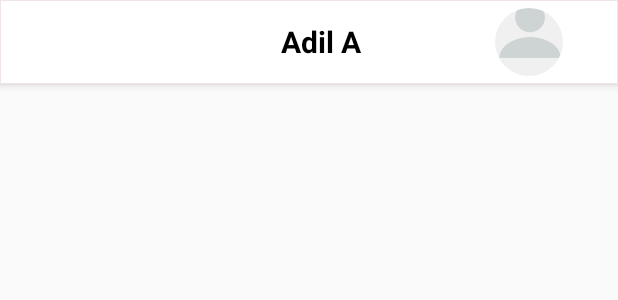
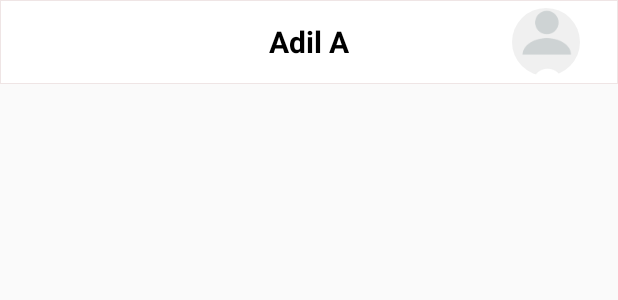
Before and after one commit to Adil1999/BistroChat, an Android app: the layout activity_message.xml on its own in the app's theme, with its tools: preview values and no code run, on a phone screen of 412 x 824 dp. Shown: the top 300 px of the screen. Run offline under Robolectric (Android 15) with nearby library versions, the phone set to English and light mode, and no system bars.

Commit message:
Show user

```diff
--- a/app/src/main/java/com/adil/i170127/MessageActivity.java
+++ b/app/src/main/java/com/adil/i170127/MessageActivity.java
@@ -39,6 +39,7 @@ public class MessageActivity extends AppCompatActivity {
         toolbar = findViewById(R.id.appBar);
         setSupportActionBar(toolbar);
 
+        toolbar.setContentInsetsAbsolute(0,0);
         toolbar.setNavigationIcon(R.drawable.ic_baseline_arrow_back_24);
         toolbar.setNavigationOnClickListener(new View.OnClickListener() {
             @Override
@@ -46,6 +47,7 @@ public class MessageActivity extends AppCompatActivity {
                 finish();
             }
         });
+
 
         profile_pic = findViewById(R.id.userimg);
         username = findViewById(R.id.username);
@@ -68,7 +70,7 @@ public class MessageActivity extends AppCompatActivity {
                         user = ds2.getValue(User.class);
                         if (user_id.equals(user.getId()) == true){
                             username.setText(user.getFname()+ " " + user.getLname());
-                            Picasso.get().load(user.getImgUri()).fit().centerCrop().into(profile_pic);
+                            Picasso.get().load(user.getImgUri()).fit().into(profile_pic);
                             break;
                         }
                     }
--- a/app/src/main/res/layout/activity_message.xml
+++ b/app/src/main/res/layout/activity_message.xml
@@ -6,46 +6,41 @@
     android:layout_height="match_parent"
     tools:context=".MessageActivity">
 
+    <RelativeLayout
+        android:layout_width="match_parent"
+        android:layout_height="?attr/actionBarSize">
+
         <androidx.appcompat.widget.Toolbar
             android:layout_width="match_parent"
             android:layout_height="?attr/actionBarSize"
             android:background="@drawable/toolbar_background"
-        android:elevation="4dp"
-        android:layout_gravity="center_vertical"
             android:fitsSystemWindows="true"
             android:id="@+id/appBar"
-        android:theme="@style/ThemeOverlay.AppCompat.Dark">
-
-        <RelativeLayout
-            android:layout_width="match_parent"
-            android:layout_height="match_parent">
+            android:theme="@style/ThemeOverlay.AppCompat.Dark"/>
 
         <TextView
             android:id="@+id/username"
             android:layout_width="wrap_content"
-                android:layout_height="wrap_content"
+            android:layout_height="match_parent"
+            android:text="Adil A"
+            android:gravity="center"
             android:layout_centerInParent="true"
-                android:text="Adil A"
-                android:layout_gravity="center"
-                android:gravity="center"
             android:textStyle="bold"
             android:textSize="20dp"
             android:textColor="#000"/>
 
         <de.hdodenhof.circleimageview.CircleImageView
             android:id="@+id/userimg"
-                android:layout_width="wrap_content"
-                android:layout_height="wrap_content"
+            android:layout_width="96dp"
+            android:layout_height="96dp"
             android:layout_alignParentRight="true"
             android:layout_centerInParent="true"
+            android:layout_toRightOf="@+id/profile_name"
             android:padding="5dp"
             android:src="@mipmap/image_select_foreground"/>
 
     </RelativeLayout>
 
 
-    </androidx.appcompat.widget.Toolbar>
-
-
 
 </RelativeLayout>
```
Lines whose indentation alone changed are shown as unchanged.
